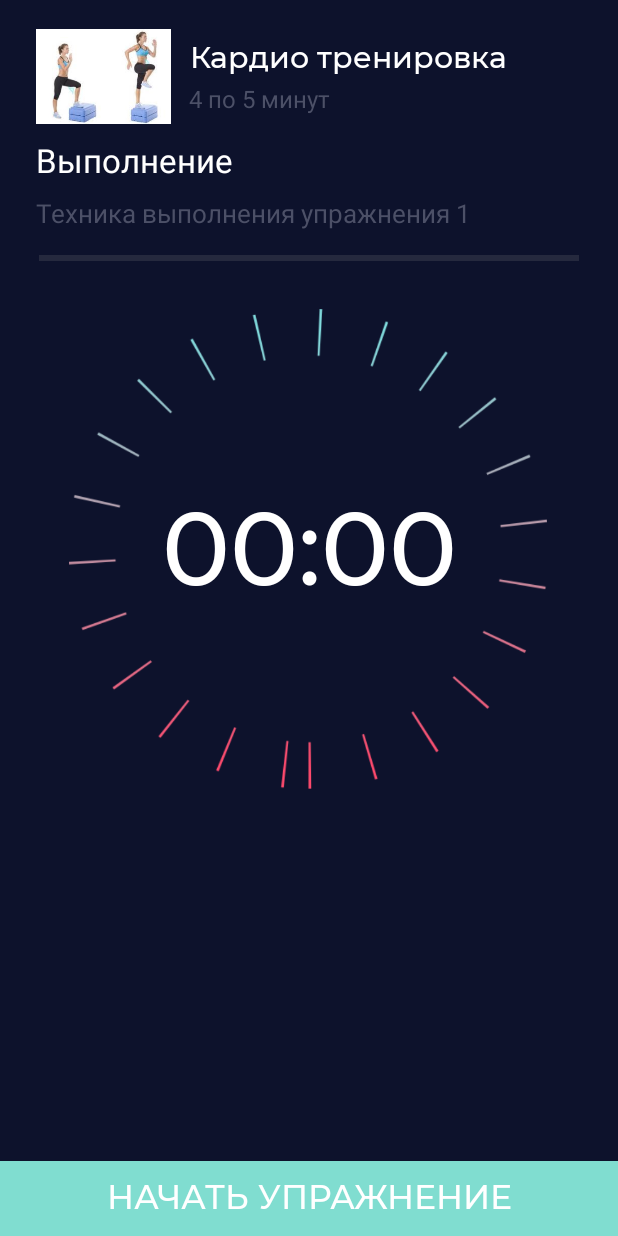
After one commit to daryamakeeva/FitnessApp, an Android app: the StartWorkoutAct screen opened directly, with no data from a screen before it, on a phone screen of 412 x 824 dp. The commit adds this screen. Run offline under Robolectric (Android 15) with nearby library versions, the phone set to English and light mode, and no system bars.

Commit message:
Добавление таймера

```diff
--- a/app/src/main/AndroidManifest.xml
+++ b/app/src/main/AndroidManifest.xml
@@ -9,7 +9,8 @@
         android:roundIcon="@mipmap/ic_launcher_round"
         android:supportsRtl="true"
         android:theme="@style/AppTheme">
-        <activity android:name=".WorkoutAct"></activity>
+        <activity android:name=".StartWorkoutAct"></activity>
+        <activity android:name=".WorkoutAct" />
         <activity android:name=".MainActivity">
             <intent-filter>
                 <action android:name="android.intent.action.MAIN" />
--- /dev/null
+++ b/app/src/main/java/com/example/myapplication/StartWorkoutAct.java
@@ -0,0 +1,103 @@
+package com.example.myapplication;
+
+import android.content.Intent;
+import android.graphics.Color;
+import android.graphics.Typeface;
+import android.os.CountDownTimer;
+import android.support.v7.app.AppCompatActivity;
+import android.os.Bundle;
+import android.view.View;
+import android.widget.TextView;
+import android.widget.Toast;
+
+import java.util.Locale;
+
+public class StartWorkoutAct extends AppCompatActivity {
+    TextView startpage, subtitlepage, fitonetitle, fitonedesc, timerValue, btnexercise;
+    View bgprogress;
+
+    private static final long START_TIME_IN_MILLIS = 4000;
+    private CountDownTimer countDownTimer;
+    private boolean mTimerRunning;
+    private long mTimeLeftInMillis = START_TIME_IN_MILLIS;
+
+    @Override
+    protected void onCreate(Bundle savedInstanceState) {
+        super.onCreate(savedInstanceState);
+        setContentView(R.layout.activity_start_workout);
+
+        // Импортируем шрифты
+        Typeface MLight = Typeface.createFromAsset(getAssets(), "fonts/MLight.ttf");
+        Typeface MMedium = Typeface.createFromAsset(getAssets(), "fonts/MMedium.ttf");
+        Typeface Vidaloka = Typeface.createFromAsset(getAssets(), "fonts/Vidaloka.ttf");
+
+        startpage = (TextView) findViewById(R.id.startpage);
+        subtitlepage = (TextView) findViewById(R.id.subtitlepage);
+        btnexercise = (TextView) findViewById(R.id.btnexercise);
+        fitonetitle = (TextView) findViewById(R.id.fitonetitle);
+        fitonedesc = (TextView) findViewById(R.id.fitonedesc);
+        timerValue = (TextView) findViewById(R.id.timerValue);
+        btnexercise = (TextView) findViewById(R.id.btnexercise);
+
+        bgprogress = (View) findViewById(R.id.bgprogress);
+
+        startpage.setTypeface(Vidaloka);
+        btnexercise.setTypeface(MMedium);
+        timerValue.setTypeface(MMedium);
+        fitonetitle.setTypeface(MMedium);
+
+        btnexercise.setOnClickListener(new View.OnClickListener() {
+            @Override
+            public void onClick(View v) {
+                startTimer();
+                btnexercise.setText("СЛЕДУЮЩЕЕ УПРАЖНЕНИЕ");
+                bgprogress.setBackgroundColor(Color.parseColor("#25293E"));
+            }
+        });
+    }
+    private void startTimer(){
+        countDownTimer = new CountDownTimer(mTimeLeftInMillis, 1000) {
+            @Override
+            public void onTick(long millisUntilFinished) {
+                mTimeLeftInMillis = millisUntilFinished;
+                updateCountDowntText();
+            }
+
+            @Override
+            public void onFinish() {
+                String timeLeft = String.format(Locale.getDefault(), "%02d:%02d", 0, 0);
+                timerValue.setText(timeLeft);
+                Toast.makeText(getApplicationContext(), "СТАРТ", Toast.LENGTH_SHORT).show();
+                mTimeLeftInMillis = 301000;
+                continueTimer();
+            }
+        }.start();
+        mTimerRunning = true;
+    }
+    private void continueTimer(){
+        countDownTimer = new CountDownTimer(mTimeLeftInMillis, 1000) {
+            @Override
+            public void onTick(long millisUntilFinished) {
+                mTimeLeftInMillis = millisUntilFinished;
+                updateCountDowntText();
+            }
+
+            @Override
+            public void onFinish() {
+                String timeLeft = String.format(Locale.getDefault(), "%02d:%02d", 0, 0);
+                timerValue.setText(timeLeft);
+                Toast.makeText(getApplicationContext(), "ПОЗДРАВЛЯЕМ!", Toast.LENGTH_SHORT).show();
+                bgprogress.setBackgroundColor(Color.parseColor("#FF8892"));
+            }
+        }.start();
+        mTimerRunning = true;
+    }
+
+    private void updateCountDowntText(){
+        int minutes = (int) (mTimeLeftInMillis / 1000) / 60;
+        int seconds = (int) (mTimeLeftInMillis / 1000) % 60;
+
+        String timeLeft = String.format(Locale.getDefault(), "%02d:%02d", minutes, seconds);
+        timerValue.setText(timeLeft);
+    }
+}
--- a/app/src/main/java/com/example/myapplication/WorkoutAct.java
+++ b/app/src/main/java/com/example/myapplication/WorkoutAct.java
@@ -1,5 +1,6 @@
 package com.example.myapplication;
 
+import android.content.Intent;
 import android.graphics.Typeface;
 import android.support.v7.app.AppCompatActivity;
 import android.os.Bundle;
@@ -71,6 +72,15 @@ public class WorkoutAct extends AppCompatActivity {
         fitfourtitle.setTypeface(MLight);
         fitfourdesc.setTypeface(MMedium);
 
+
+        btnexercise.setOnClickListener(new View.OnClickListener() {
+            @Override
+            public void onClick(View v) {
+                Intent a = new Intent(WorkoutAct.this,StartWorkoutAct.class);
+                a.addFlags(Intent.FLAG_ACTIVITY_NO_ANIMATION);
+                startActivity(a);
+            }
+        });
         //применяем анимацию
         titlepage.startAnimation(btnone);
         subtitlepage.startAnimation(btnone);
--- /dev/null
+++ b/app/src/main/res/layout/activity_start_workout.xml
@@ -0,0 +1,154 @@
+<?xml version="1.0" encoding="utf-8"?>
+<android.support.constraint.ConstraintLayout xmlns:android="http://schemas.android.com/apk/res/android"
+    xmlns:app="http://schemas.android.com/apk/res-auto"
+    xmlns:tools="http://schemas.android.com/tools"
+    android:layout_width="match_parent"
+    android:layout_height="match_parent"
+    android:background="@color/colorPrimaryDark"
+    tools:context=".StartWorkoutAct">
+
+    <View
+        android:id="@+id/divpage"
+        android:layout_width="match_parent"
+        android:layout_height="4dp"
+        android:layout_marginStart="26dp"
+        android:layout_marginTop="16dp"
+        android:layout_marginEnd="26dp"
+        android:background="#25293E"
+        app:layout_constraintBottom_toBottomOf="@id/subtitlepage"
+        app:layout_constraintEnd_toEndOf="parent"
+        app:layout_constraintStart_toStartOf="parent"
+        app:layout_constraintTop_toBottomOf="@+id/starttext" />
+
+    <TextView
+        android:id="@+id/startpage"
+        android:layout_width="wrap_content"
+        android:layout_height="wrap_content"
+        android:layout_marginStart="24dp"
+        android:layout_marginLeft="24dp"
+        android:layout_marginTop="8dp"
+        android:lineSpacingExtra="8dp"
+        android:text="Выполнение"
+        android:textAlignment="center"
+        android:textColor="#FFFFFF"
+        android:textSize="22sp"
+        app:layout_constraintStart_toStartOf="parent"
+        app:layout_constraintTop_toBottomOf="@+id/fitone" />
+
+    <TextView
+        android:id="@+id/starttext"
+        android:layout_width="0dp"
+        android:layout_height="wrap_content"
+        android:layout_marginStart="24dp"
+        android:layout_marginLeft="24dp"
+        android:layout_marginTop="8dp"
+        android:layout_marginEnd="24dp"
+        android:layout_marginRight="24dp"
+        android:lineSpacingExtra="8dp"
+        android:text="Техника выполнения упражнения 1"
+        android:textColor="#4C5067"
+        android:textSize="17sp"
+        app:layout_constraintEnd_toEndOf="parent"
+        app:layout_constraintHorizontal_bias="0.0"
+        app:layout_constraintStart_toStartOf="parent"
+        app:layout_constraintTop_toBottomOf="@+id/startpage"
+        app:layout_constraintVertical_chainStyle="spread_inside" />
+    <ImageView
+        android:id="@+id/imgtimer"
+        android:layout_width="320dp"
+        android:layout_height="320dp"
+        android:layout_marginEnd="8dp"
+        android:layout_marginStart="8dp"
+        android:layout_marginTop="32dp"
+        android:src="@drawable/ictimerbg"
+        app:layout_constraintEnd_toEndOf="parent"
+        app:layout_constraintHorizontal_bias="0.493"
+        app:layout_constraintStart_toStartOf="parent"
+        app:layout_constraintTop_toBottomOf="@+id/divpage"/>
+    <TextView
+        android:id="@+id/timerValue"
+        android:layout_width="wrap_content"
+        android:layout_height="wrap_content"
+        android:layout_marginEnd="8dp"
+        android:layout_marginStart="8dp"
+        android:layout_marginTop="144dp"
+        android:text="00:00"
+        android:textColor="#FFFFFF"
+        android:textSize="68sp"
+        app:layout_constraintEnd_toEndOf="parent"
+        app:layout_constraintStart_toStartOf="parent"
+        app:layout_constraintTop_toBottomOf="@id/divpage"/>
+
+    <View
+        android:id="@+id/bgprogress"
+        android:layout_width="match_parent"
+        android:layout_height="50dp"
+        android:layout_marginBottom="0dp"
+        android:background="#80DDD0"
+        app:layout_constraintBottom_toBottomOf="parent"
+        app:layout_constraintEnd_toEndOf="parent"
+        app:layout_constraintStart_toStartOf="parent" />
+
+    <TextView
+        android:id="@+id/btnexercise"
+        android:layout_width="wrap_content"
+        android:layout_height="wrap_content"
+        android:layout_marginStart="8dp"
+        android:layout_marginEnd="8dp"
+        android:layout_marginBottom="12dp"
+        android:text="НАЧАТЬ УПРАЖНЕНИЕ"
+        android:textAlignment="center"
+        android:textColor="#FFFFFF"
+        android:textSize="22sp"
+        app:layout_constraintBottom_toBottomOf="parent"
+        app:layout_constraintEnd_toEndOf="parent"
+        app:layout_constraintStart_toStartOf="parent" />
+
+    <LinearLayout
+        android:id="@+id/fitone"
+        android:layout_width="match_parent"
+        android:layout_height="wrap_content"
+        android:layout_marginStart="24dp"
+        android:layout_marginLeft="24dp"
+        android:layout_marginTop="16dp"
+        android:orientation="horizontal"
+        app:layout_constraintStart_toStartOf="parent"
+        app:layout_constraintTop_toTopOf="parent">
+
+        <ImageView
+            android:layout_width="90dp"
+            android:layout_height="70dp"
+            android:src="@drawable/cardio" />
+
+        <LinearLayout
+            android:id="@+id/linearLayout"
+            android:layout_width="match_parent"
+            android:layout_height="match_parent"
+            android:layout_marginLeft="12dp"
+            android:layout_marginTop="8dp"
+            android:orientation="vertical">
+
+            <TextView
+                android:id="@+id/fitonetitle"
+                android:layout_width="wrap_content"
+                android:layout_height="wrap_content"
+                android:text="Кардио тренировка"
+                android:textAlignment="center"
+                android:textColor="#FFFFFF"
+                android:textSize="20sp" />
+
+            <TextView
+                android:id="@+id/fitonedesc"
+                android:layout_width="wrap_content"
+                android:layout_height="wrap_content"
+                android:layout_marginTop="4dp"
+                android:text="4 по 5 минут"
+                android:textColor="#4C5067"
+                android:textSize="16sp" />
+        </LinearLayout>
+    </LinearLayout>
+
+
+
+
+</android.support.constraint.ConstraintLayout>
--- a/app/src/main/res/layout/activity_workout.xml
+++ b/app/src/main/res/layout/activity_workout.xml
@@ -102,7 +102,7 @@
         android:layout_marginStart="8dp"
         android:layout_marginEnd="8dp"
         android:layout_marginBottom="12dp"
-        android:text="НАЧАТЬ СЕЙЧАС"
+        android:text="НАЧАТЬ КОМПЛЕКС"
         android:textAlignment="center"
         android:textColor="#FFFFFF"
         android:textSize="22sp"
```
Also changed, not shown: app/src/main/res/drawable/ictimerbg.png (added).
